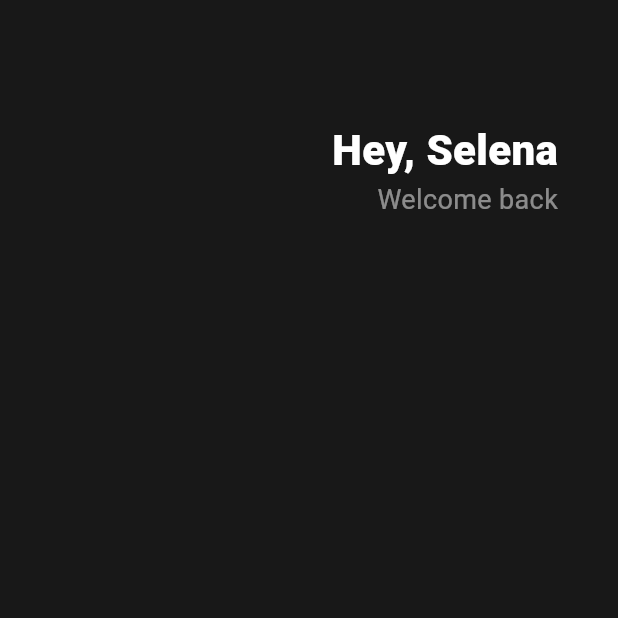
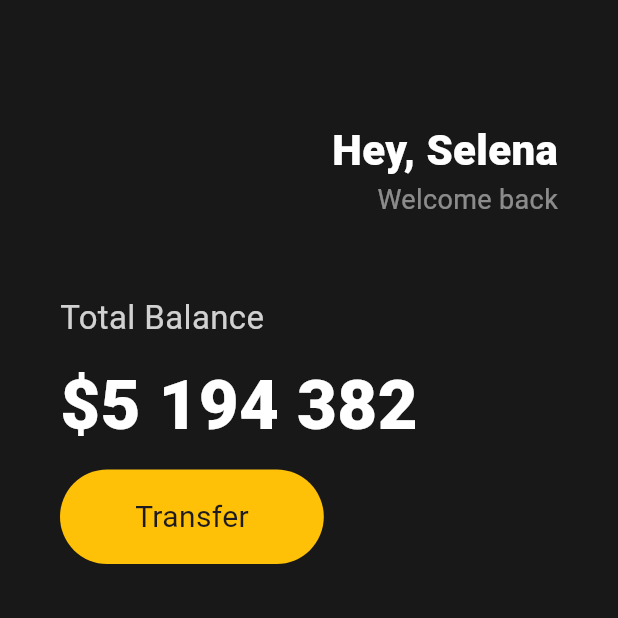
Before and after one commit to chobuzz/toonflix, a Flutter app: the screen it shows after launch, on a phone screen of 412 x 824 dp, the top half of it. Run offline on Flutter 3.47's test engine with Material 3 defaults, Android fonts, the phone set to English and light mode, and no system bars.

Commit message:
transfer button

```diff
--- a/lib/main.dart
+++ b/lib/main.dart
@@ -14,7 +14,8 @@ class App extends StatelessWidget {
             padding: EdgeInsets.symmetric(
               horizontal: 40,
             ),
-            child: Column(children: [
+            child:
+                Column(crossAxisAlignment: CrossAxisAlignment.start, children: [
               SizedBox(
                 height: 80,
               ),
@@ -38,6 +39,52 @@ class App extends StatelessWidget {
                             fontSize: 18,
                           )),
                     ],
+                  ),
+                ],
+              ),
+              SizedBox(
+                height: 50,
+              ),
+              Text(
+                'Total Balance',
+                style: TextStyle(
+                  color: Colors.white.withOpacity(0.8),
+                  fontSize: 22,
+                ),
+              ),
+              SizedBox(
+                height: 10,
+              ),
+              Text(
+                '\$5 194 382',
+                style: TextStyle(
+                  color: Colors.white,
+                  fontWeight: FontWeight.w800,
+                  fontSize: 46,
+                ),
+              ),
+              SizedBox(
+                height: 10,
+              ),
+              Row(
+                children: [
+                  Container(
+                    decoration: BoxDecoration(
+                      color: Colors.amber,
+                      borderRadius: BorderRadius.circular(45),
+                    ),
+                    child: Padding(
+                      padding: EdgeInsets.symmetric(
+                        vertical: 17,
+                        horizontal: 50,
+                      ),
+                      child: Text(
+                        'Transfer',
+                        style: TextStyle(
+                          fontSize: 20,
+                        ),
+                      ),
+                    ),
                   )
                 ],
               )
```
